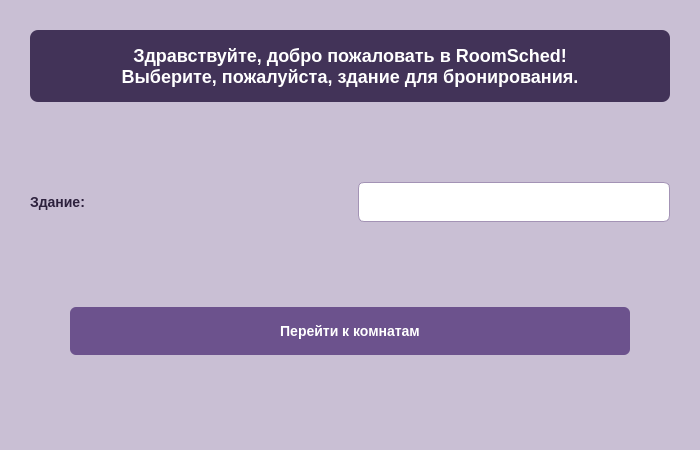
First picture: the form in frontend/client/ui/menu/main_menu_window.ui, repository cgsgag2/RoomSched, before the edit.
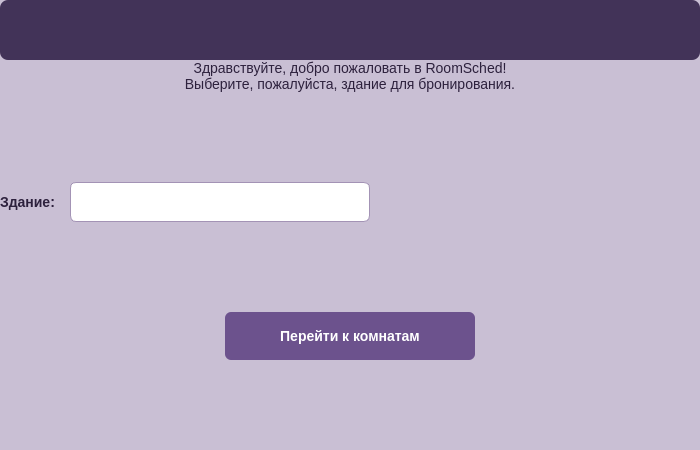
Second picture: the form after the edit.

Patch:
```diff
--- a/frontend/client/ui/menu/main_menu_window.ui
+++ b/frontend/client/ui/menu/main_menu_window.ui
@@ -23,7 +23,7 @@
     }
 
     /* Шапка (Приветствие) */
-    QLabel#welcomeLabel {
+    QLabel#titleLabel {
         background-color: #423358; /* Темная шапка */
         color: #ffffff;            /* Белый текст */
         font-size: 18px;
@@ -75,17 +75,32 @@
   </property>
   <layout class="QVBoxLayout" name="mainLayout">
    <property name="spacing">
-    <number>20</number>
+    <number>0</number>
    </property>
    <property name="leftMargin">
-    <number>30</number>
+    <number>0</number>
    </property>
    <property name="topMargin">
-    <number>30</number>
+    <number>0</number>
    </property>
-   <property name="margin">
-    <number>30</number>
+   <property name="margin" stdset="0">
+    <number>0</number>
    </property>
+   <item>
+    <widget class="QLabel" name="titleLabel">
+        <property name="minimumSize">
+        <size>
+        <width>0
+        </width>
+        <height>60
+        </height>
+        </size>
+        </property>
+      <property name="text">
+        <string></string>
+      </property>
+    </widget>
+    </item>
    <item>
     <widget class="QLabel" name="welcomeLabel">
      <property name="alignment">
@@ -103,7 +118,7 @@
    <item>
     <spacer name="topSpacer">
      <property name="orientation">
-      <set>Qt::Orientation::Vertical</set>
+      <enum>Qt::Orientation::Vertical</enum>
      </property>
      <property name="sizeHint" stdset="0">
       <size>
@@ -120,20 +135,52 @@
      </property>
      <item>
       <widget class="QLabel" name="buildingLabel">
+       <property name="maximumSize">
+        <size>
+         <width>500</width>
+         <height>16777215</height>
+        </size>
+       </property>
        <property name="text">
         <string>Здание:</string>
        </property>
       </widget>
      </item>
      <item>
-      <widget class="QComboBox" name="buildingCombo"/>
+      <widget class="QComboBox" name="buildingCombo">
+       <property name="minimumSize">
+        <size>
+         <width>300</width>
+         <height>40</height>
+        </size>
+       </property>
+       <property name="maximumSize">
+        <size>
+         <width>500</width>
+         <height>16777215</height>
+        </size>
+       </property>
+      </widget>
+     </item>
+     <item>
+      <spacer name="horizontalSpacer">
+       <property name="orientation">
+        <enum>Qt::Orientation::Horizontal</enum>
+       </property>
+       <property name="sizeHint" stdset="0">
+        <size>
+         <width>80</width>
+         <height>20</height>
+        </size>
+       </property>
+      </spacer>
      </item>
     </layout>
    </item>
    <item>
     <spacer name="middleSpacer">
      <property name="orientation">
-      <set>Qt::Orientation::Vertical</set>
+      <enum>Qt::Orientation::Vertical</enum>
      </property>
      <property name="sizeHint" stdset="0">
       <size>
@@ -148,7 +195,7 @@
      <item>
       <spacer name="leftBtnSpacer">
        <property name="orientation">
-        <set>Qt::Orientation::Horizontal</set>
+        <enum>Qt::Orientation::Horizontal</enum>
        </property>
        <property name="sizeHint" stdset="0">
         <size>
@@ -163,7 +210,7 @@
        <property name="minimumSize">
         <size>
          <width>250</width>
-         <height>0</height>
+         <height>48</height>
         </size>
        </property>
        <property name="text">
@@ -174,7 +221,7 @@
      <item>
       <spacer name="rightBtnSpacer">
        <property name="orientation">
-        <set>Qt::Orientation::Horizontal</set>
+        <enum>Qt::Orientation::Horizontal</enum>
        </property>
        <property name="sizeHint" stdset="0">
         <size>
@@ -189,7 +236,7 @@
    <item>
     <spacer name="bottomSpacer">
      <property name="orientation">
-      <set>Qt::Orientation::Vertical</set>
+      <enum>Qt::Orientation::Vertical</enum>
      </property>
      <property name="sizeHint" stdset="0">
       <size>
```
Left out of the diff: 6 changed lines with no effect on the pictures.
